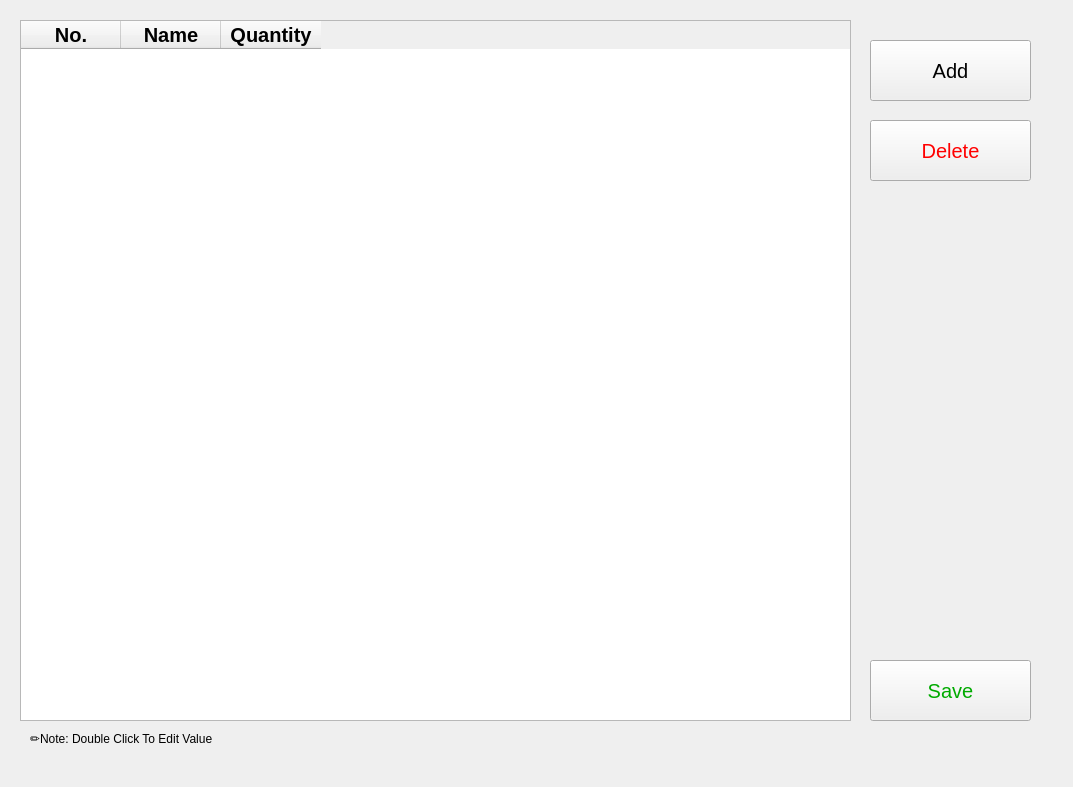
sriv95/Restaurant-Management, file ui/stockwindow.ui: the form before one commit.
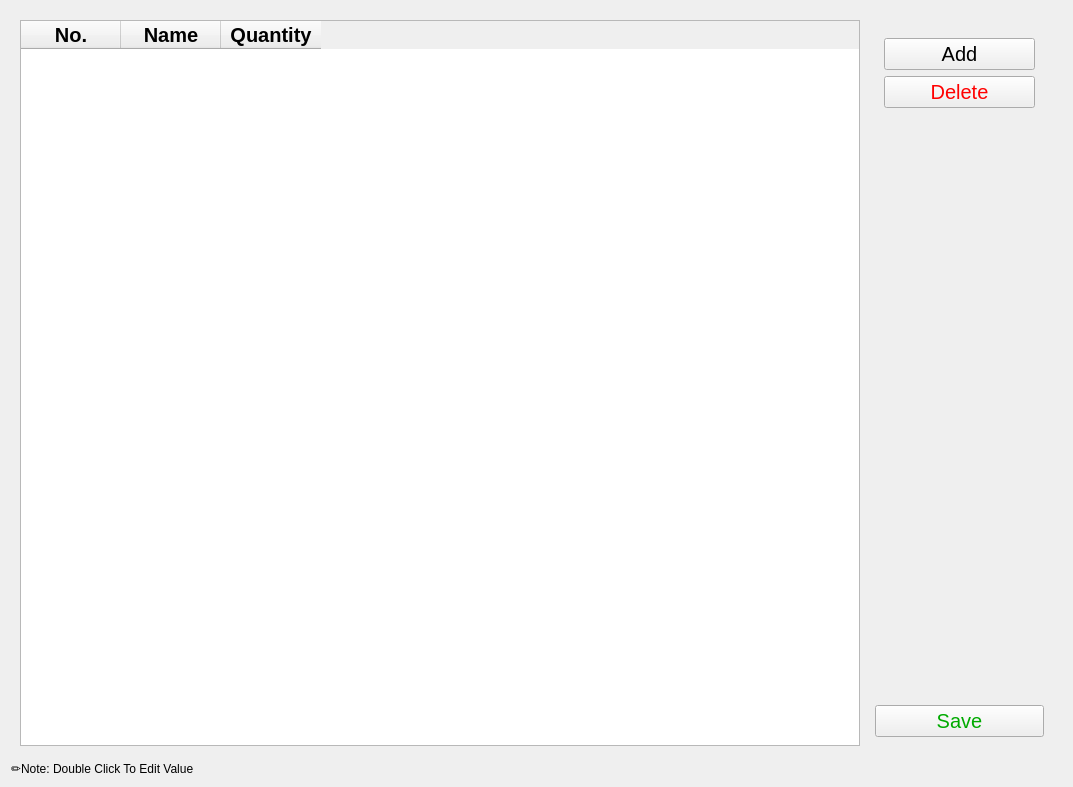
The form after the commit.

Patch:
```diff
--- a/ui/stockwindow.ui
+++ b/ui/stockwindow.ui
@@ -13,81 +13,12 @@
   <property name="windowTitle">
    <string>Stock</string>
   </property>
-  <widget class="QPushButton" name="AddBtn">
-   <property name="geometry">
-    <rect>
-     <x>870</x>
-     <y>40</y>
-     <width>161</width>
-     <height>61</height>
-    </rect>
-   </property>
-   <property name="font">
-    <font>
-     <pointsize>15</pointsize>
-    </font>
-   </property>
-   <property name="styleSheet">
-    <string notr="true"/>
-   </property>
-   <property name="text">
-    <string>Add</string>
-   </property>
-  </widget>
-  <widget class="QPushButton" name="SaveBtn">
-   <property name="geometry">
-    <rect>
-     <x>870</x>
-     <y>660</y>
-     <width>161</width>
-     <height>61</height>
-    </rect>
-   </property>
-   <property name="font">
-    <font>
-     <pointsize>15</pointsize>
-    </font>
-   </property>
-   <property name="styleSheet">
-    <string notr="true">color: rgb(0, 170, 0)</string>
-   </property>
-   <property name="text">
-    <string>Save</string>
-   </property>
-  </widget>
-  <widget class="QPushButton" name="DeleteBtn">
-   <property name="geometry">
-    <rect>
-     <x>870</x>
-     <y>120</y>
-     <width>161</width>
-     <height>61</height>
-    </rect>
-   </property>
-   <property name="font">
-    <font>
-     <pointsize>15</pointsize>
-    </font>
-   </property>
-   <property name="acceptDrops">
-    <bool>false</bool>
-   </property>
-   <property name="styleSheet">
-    <string notr="true">color: rgb(255, 0, 0);</string>
-   </property>
-   <property name="text">
-    <string>Delete</string>
-   </property>
-  </widget>
+  <layout class="QVBoxLayout" name="verticalLayout">
+   <item>
+    <widget class="QWidget" name="widget" native="true">
+     <layout class="QHBoxLayout" name="horizontalLayout" stretch="45,10">
+      <item>
   <widget class="QTableWidget" name="tableStocks">
-   <property name="geometry">
-    <rect>
-     <x>20</x>
-     <y>20</y>
-     <width>831</width>
-     <height>701</height>
-    </rect>
-   </property>
    <property name="font">
     <font>
      <pointsize>13</pointsize>
@@ -149,19 +80,78 @@
     </property>
    </column>
   </widget>
+      </item>
+      <item>
+       <widget class="QWidget" name="widget_2" native="true">
+        <layout class="QVBoxLayout" name="verticalLayout_2" stretch="0,10">
+         <item alignment="Qt::AlignmentFlag::AlignTop">
+          <widget class="QWidget" name="widget_3" native="true">
+           <layout class="QVBoxLayout" name="verticalLayout_3">
+            <item>
+             <widget class="QPushButton" name="AddBtn">
+              <property name="font">
+               <font>
+                <pointsize>15</pointsize>
+               </font>
+              </property>
+              <property name="styleSheet">
+               <string notr="true"/>
+              </property>
+              <property name="text">
+               <string>Add</string>
+              </property>
+             </widget>
+            </item>
+            <item>
+             <widget class="QPushButton" name="DeleteBtn">
+              <property name="font">
+               <font>
+                <pointsize>15</pointsize>
+               </font>
+              </property>
+              <property name="acceptDrops">
+               <bool>false</bool>
+              </property>
+              <property name="styleSheet">
+               <string notr="true">color: rgb(255, 0, 0);</string>
+              </property>
+              <property name="text">
+               <string>Delete</string>
+              </property>
+             </widget>
+            </item>
+           </layout>
+          </widget>
+         </item>
+         <item>
+          <widget class="QPushButton" name="SaveBtn">
+           <property name="font">
+            <font>
+             <pointsize>15</pointsize>
+            </font>
+           </property>
+           <property name="styleSheet">
+            <string notr="true">color: rgb(0, 170, 0)</string>
+           </property>
+           <property name="text">
+            <string>Save</string>
+           </property>
+          </widget>
+         </item>
+        </layout>
+       </widget>
+      </item>
+     </layout>
+    </widget>
+   </item>
+   <item>
   <widget class="QLabel" name="label">
-   <property name="geometry">
-    <rect>
-     <x>30</x>
-     <y>730</y>
-     <width>271</width>
-     <height>16</height>
-    </rect>
-   </property>
    <property name="text">
     <string>✏️Note: Double Click To Edit Value</string>
    </property>
   </widget>
+   </item>
+  </layout>
  </widget>
  <resources/>
  <connections/>
```
Lines whose indentation alone changed are shown as unchanged.
